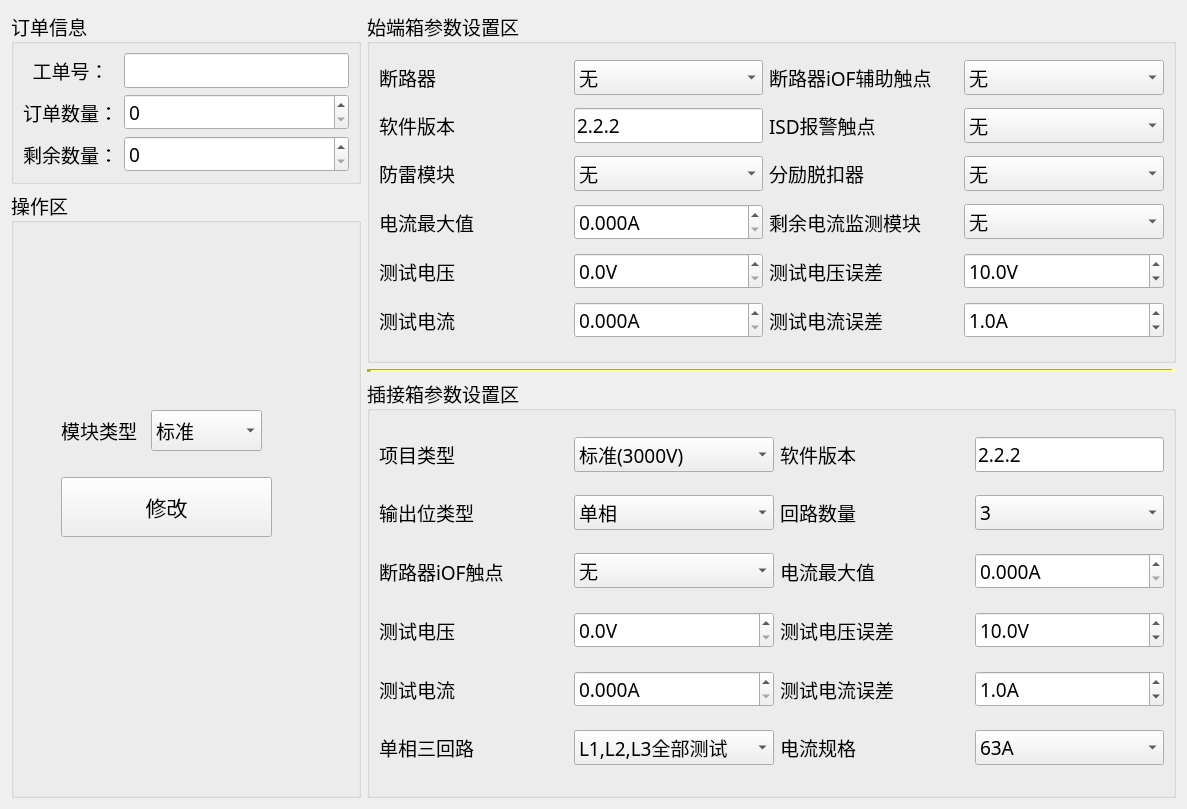
Old version of the form ProductEvalTool/qc-busbar/setups/setting.ui in the repository ChinaClever/ProductEvalTool.
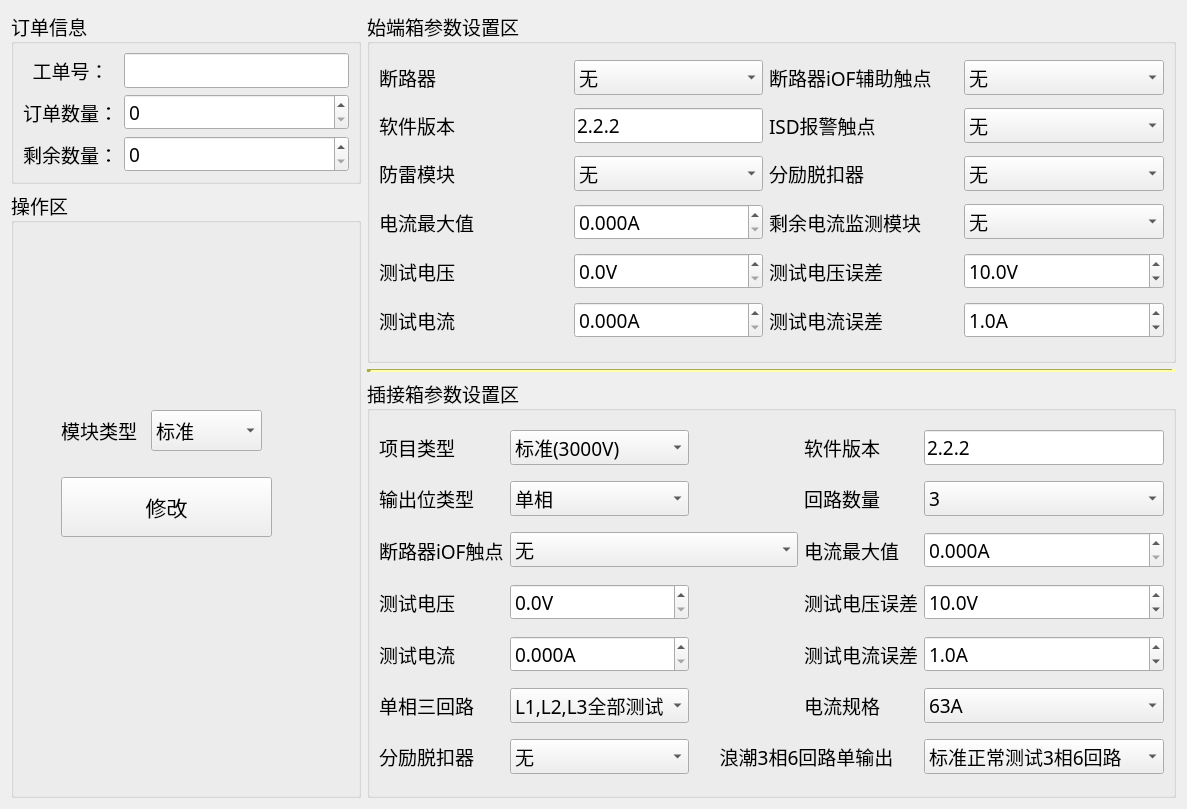
New version of the form.

Commit message: 插接箱增加trip，3相6回路单输出测试兼容

Patch:
```diff
--- a/ProductEvalTool/qc-busbar/setups/setting.ui
+++ b/ProductEvalTool/qc-busbar/setups/setting.ui
@@ -552,7 +552,7 @@
         </item>
        </widget>
       </item>
-      <item row="0" column="2">
+      <item row="0" column="3">
        <widget class="QLabel" name="label_29">
         <property name="text">
          <string>软件版本</string>
@@ -562,7 +562,7 @@
         </property>
        </widget>
       </item>
-      <item row="0" column="3">
+      <item row="0" column="4">
        <widget class="QLineEdit" name="si_versionEdit">
         <property name="sizePolicy">
          <sizepolicy hsizetype="Preferred" vsizetype="Fixed">
@@ -599,7 +599,7 @@
         </item>
        </widget>
       </item>
-      <item row="1" column="2">
+      <item row="1" column="3">
        <widget class="QLabel" name="label_5">
         <property name="text">
          <string>回路数量</string>
@@ -609,7 +609,7 @@
         </property>
        </widget>
       </item>
-      <item row="1" column="3">
+      <item row="1" column="4">
        <widget class="QComboBox" name="loopNumBox">
         <item>
          <property name="text">
@@ -649,7 +649,7 @@
         </property>
        </widget>
       </item>
-      <item row="2" column="1">
+      <item row="2" column="1" colspan="2">
        <widget class="QComboBox" name="iOFBox_2">
         <property name="minimumSize">
          <size>
@@ -675,7 +675,7 @@
         </item>
        </widget>
       </item>
-      <item row="2" column="2">
+      <item row="2" column="3">
        <widget class="QLabel" name="label_27">
         <property name="text">
          <string>电流最大值</string>
@@ -685,7 +685,7 @@
         </property>
        </widget>
       </item>
-      <item row="2" column="3">
+      <item row="2" column="4">
        <widget class="QDoubleSpinBox" name="si_curMaxSpin">
         <property name="suffix">
          <string>A</string>
@@ -727,7 +727,7 @@
         </property>
        </widget>
       </item>
-      <item row="3" column="2">
+      <item row="3" column="3">
        <widget class="QLabel" name="label_4">
         <property name="text">
          <string>测试电压误差</string>
@@ -737,7 +737,7 @@
         </property>
        </widget>
       </item>
-      <item row="3" column="3">
+      <item row="3" column="4">
        <widget class="QDoubleSpinBox" name="si_volErrSpin">
         <property name="suffix">
          <string>V</string>
@@ -782,7 +782,7 @@
         </property>
        </widget>
       </item>
-      <item row="4" column="2">
+      <item row="4" column="3">
        <widget class="QLabel" name="label_6">
         <property name="text">
          <string>测试电流误差</string>
@@ -792,7 +792,7 @@
         </property>
        </widget>
       </item>
-      <item row="4" column="3">
+      <item row="4" column="4">
        <widget class="QDoubleSpinBox" name="si_curErrSpin">
         <property name="suffix">
          <string>A</string>
@@ -842,14 +842,14 @@
         </item>
        </widget>
       </item>
-      <item row="5" column="2">
+      <item row="5" column="3">
        <widget class="QLabel" name="label_24">
         <property name="text">
          <string>电流规格</string>
         </property>
        </widget>
       </item>
-      <item row="5" column="3">
+      <item row="5" column="4">
        <widget class="QComboBox" name="curSpecBox">
         <item>
          <property name="text">
@@ -863,6 +863,51 @@
         </item>
        </widget>
       </item>
+      <item row="6" column="0">
+       <widget class="QLabel" name="label_26">
+        <property name="text">
+         <string>分励脱扣器</string>
+        </property>
+       </widget>
+      </item>
+      <item row="6" column="1">
+       <widget class="QComboBox" name="tripBox">
+        <item>
+         <property name="text">
+          <string>无</string>
+         </property>
+        </item>
+        <item>
+         <property name="text">
+          <string>配有</string>
+         </property>
+        </item>
+       </widget>
+      </item>
+      <item row="6" column="2" colspan="2">
+       <widget class="QLabel" name="label_30">
+        <property name="text">
+         <string>浪潮3相6回路单输出</string>
+        </property>
+        <property name="alignment">
+         <set>Qt::AlignCenter</set>
+        </property>
+       </widget>
+      </item>
+      <item row="6" column="4">
+       <widget class="QComboBox" name="std36SingleBox">
+        <item>
+         <property name="text">
+          <string>标准正常测试3相6回路</string>
+         </property>
+        </item>
+        <item>
+         <property name="text">
+          <string>定制测试3相6回路单输出</string>
+         </property>
+        </item>
+       </widget>
+      </item>
      </layout>
     </widget>
    </item>
```
The commit also changes 12 other files.
